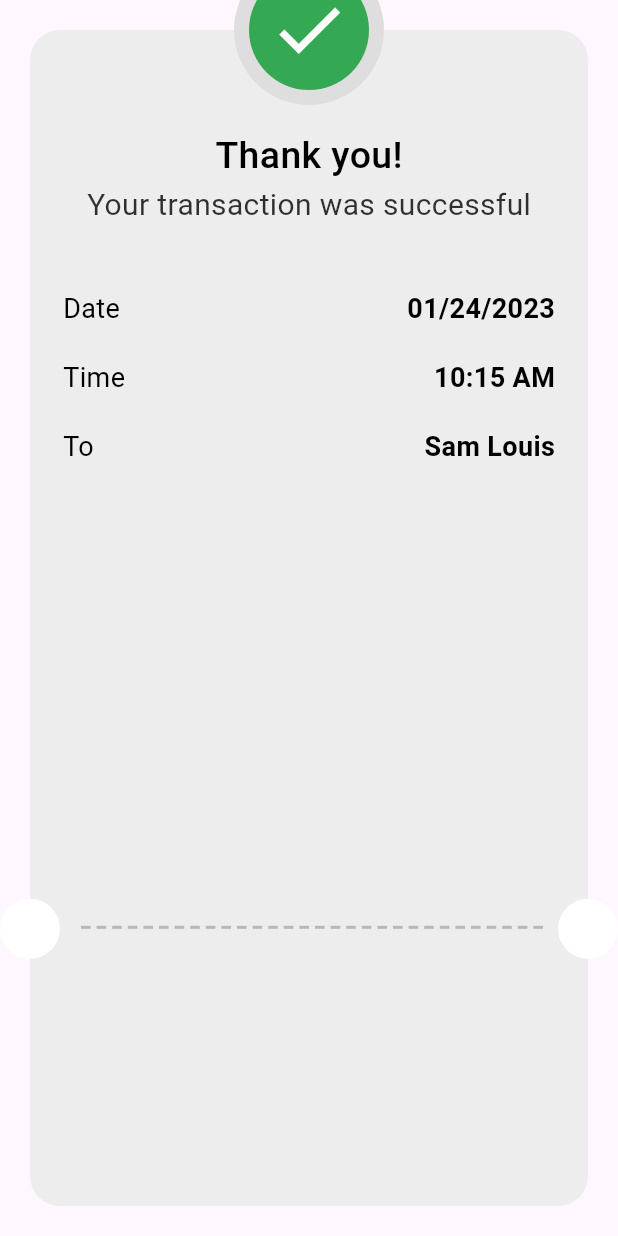
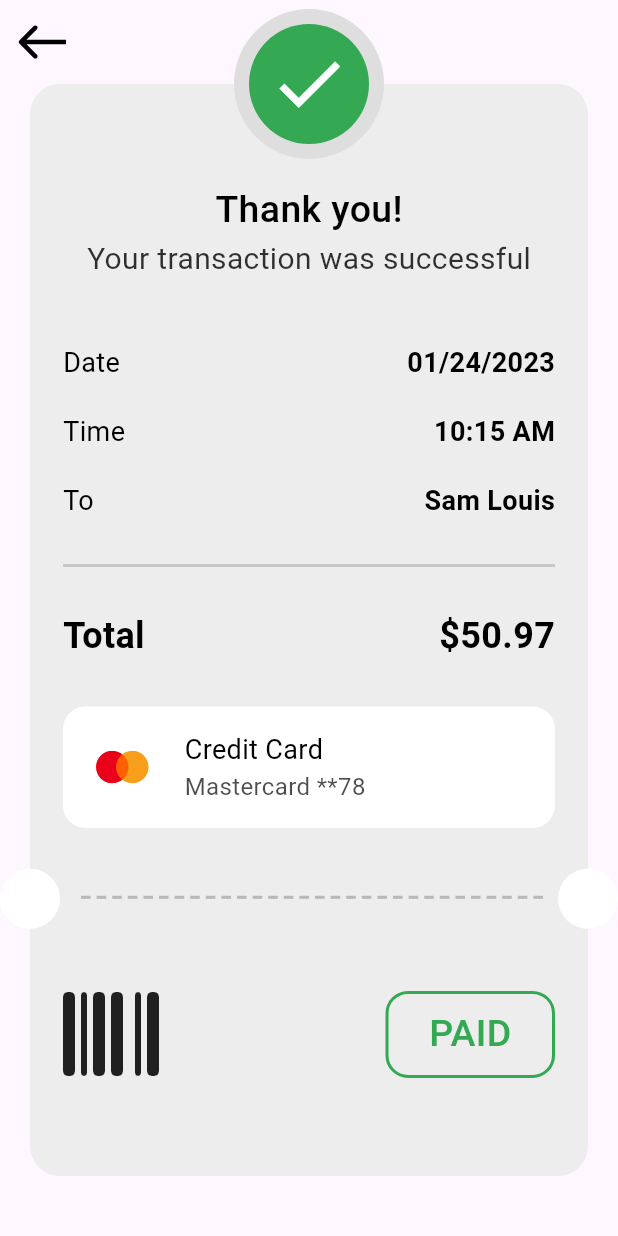
Before and after one commit to AmrMohamed97/checkout_payment, a Flutter app: the ThankYouView screen opened directly, on a phone screen of 412 x 824 dp. Run offline on Flutter 3.47's test engine with Material 3 defaults, Android fonts, the phone set to English and light mode, and no system bars; our stand-ins replace flutter_credit_card, flutter_svg, font_awesome_flutter.

Commit message:
finish ui

```diff
--- a/lib/features/checkout/presentation/view/thank_you_view.dart
+++ b/lib/features/checkout/presentation/view/thank_you_view.dart
@@ -1,3 +1,4 @@
+import 'package:checkout_app/features/checkout/presentation/view/widgets/custom_app_bar.dart';
 import 'package:checkout_app/features/checkout/presentation/view/widgets/thank_you_view_body.dart';
 import 'package:flutter/material.dart';
 
@@ -6,8 +7,10 @@ class ThankYouView extends StatelessWidget {
 
   @override
   Widget build(BuildContext context) {
-    return const Scaffold(
-      body: ThankYouViewBody(),
+    return Scaffold(
+      appBar: const CustomAppBar(),
+      body: Transform.translate(
+          offset: const Offset(0, -20), child:const  ThankYouViewBody()),
     );
   }
 }
--- /dev/null
+++ b/lib/features/checkout/presentation/view/widgets/card_info_widget.dart
@@ -0,0 +1,44 @@
+import 'package:checkout_app/core/utiles/styles.dart';
+import 'package:flutter/material.dart';
+import 'package:flutter_svg/flutter_svg.dart';
+
+class CardInfoWidget extends StatelessWidget {
+  const CardInfoWidget({
+    super.key,
+  });
+
+  @override
+  Widget build(BuildContext context) {
+    return Container(
+      padding: const EdgeInsets.symmetric(horizontal: 22, vertical: 16),
+      decoration: ShapeDecoration(
+        color: Colors.white,
+        shape: RoundedRectangleBorder(
+          borderRadius: BorderRadius.circular(15),
+        ),
+      ),
+      child: Row(
+        children: [
+          SvgPicture.asset('assets/images/logo.svg'),
+          const SizedBox(
+            width: 23,
+          ),
+          Column(
+            crossAxisAlignment: CrossAxisAlignment.start,
+            mainAxisAlignment: MainAxisAlignment.center,
+            children: [
+              const Text(
+                'Credit Card ',
+                style: Styles.styleRegular18,
+              ),
+              Text(
+                'Mastercard **78',
+                style: Styles.style16,
+              ),
+            ],
+          ),
+        ],
+      ),
+    );
+  }
+}
--- a/lib/features/checkout/presentation/view/widgets/custom_app_bar.dart
+++ b/lib/features/checkout/presentation/view/widgets/custom_app_bar.dart
@@ -4,24 +4,26 @@ import 'package:flutter_svg/flutter_svg.dart';
 
 class CustomAppBar extends StatelessWidget implements PreferredSizeWidget {
   const CustomAppBar({
-    super.key, required this.title,
+    super.key,
+    this.title,
   });
-  final String  title;
+  final String? title;
   @override
   Widget build(BuildContext context) {
     return AppBar(
+      backgroundColor: Colors.transparent,
       leading: SvgPicture.asset(
         'assets/images/arrowBack.svg',
         fit: BoxFit.scaleDown,
       ),
       centerTitle: true,
-      title:   Text(
-        title,
+      title: Text(
+        title ?? '',
         style: Styles.style25,
       ),
     );
   }
 
   @override
-   Size get preferredSize =>const Size.fromHeight(56);
+  Size get preferredSize => const Size.fromHeight(56);
 }
--- a/lib/features/checkout/presentation/view/widgets/my_cart_view_body.dart
+++ b/lib/features/checkout/presentation/view/widgets/my_cart_view_body.dart
@@ -1,6 +1,6 @@
 import 'package:checkout_app/core/widgets/custom_button.dart';
-import 'package:checkout_app/features/checkout/presentation/view/payment_details_view.dart';
-import 'package:checkout_app/features/checkout/presentation/view/widgets/cart_info_item.dart';
+ import 'package:checkout_app/features/checkout/presentation/view/widgets/cart_info_item.dart';
+import 'package:checkout_app/features/checkout/presentation/view/widgets/payment_method_list_view.dart';
 import 'package:checkout_app/features/checkout/presentation/view/widgets/total_price_widget.dart';
 import 'package:flutter/material.dart';
 
@@ -59,8 +59,12 @@ class MyCartViewBody extends StatelessWidget {
           ),
           CustomButton(
             onTap: () {
-              Navigator.of(context).push(MaterialPageRoute(
-                  builder: (context) => const PaymentDetailsView()));
+              // Navigator.of(context).push(MaterialPageRoute(
+              //     builder: (context) => const PaymentDetailsView()));
+              showModalBottomSheet(
+                context: context,
+                builder: (context) => const PaymentMethodBottomSheet(),
+              );
             },
             title: 'Complete Payment',
             borderRadius: BorderRadius.circular(14),
@@ -73,3 +77,28 @@ class MyCartViewBody extends StatelessWidget {
     );
   }
 }
+
+class PaymentMethodBottomSheet extends StatelessWidget {
+  const PaymentMethodBottomSheet({super.key});
+
+  @override
+  Widget build(BuildContext context) {
+    return Padding(
+      padding: const EdgeInsets.all(16.0),
+      child: Column(
+        mainAxisSize: MainAxisSize.min,
+        children: [
+          const SizedBox(
+            height: 16,
+          ),
+          const PaymentMethodListView(),
+          const SizedBox(
+            height: 16,
+          ),
+          CustomButton(
+              title: 'Continue', borderRadius: BorderRadius.circular(15)),
+        ],
+      ),
+    );
+  }
+}
--- /dev/null
+++ b/lib/features/checkout/presentation/view/widgets/payment_item_info.dart
@@ -0,0 +1,27 @@
+import 'package:checkout_app/core/utiles/styles.dart';
+import 'package:flutter/material.dart';
+
+class PaymentItemInfo extends StatelessWidget {
+  const PaymentItemInfo({
+    super.key,
+    required this.title,
+    required this.value,
+  });
+  final String title, value;
+  @override
+  Widget build(BuildContext context) {
+    return Row(
+      mainAxisAlignment: MainAxisAlignment.spaceBetween,
+      children: [
+        Text(
+          title,
+          style: Styles.styleRegular18,
+        ),
+        Text(
+          value,
+          style: Styles.stylesemiBold18,
+        ),
+      ],
+    );
+  }
+}
--- a/lib/features/checkout/presentation/view/widgets/thank_you_card.dart
+++ b/lib/features/checkout/presentation/view/widgets/thank_you_card.dart
@@ -1,5 +1,9 @@
 import 'package:checkout_app/core/utiles/styles.dart';
-import 'package:flutter/material.dart';
+import 'package:checkout_app/features/checkout/presentation/view/widgets/card_info_widget.dart';
+import 'package:checkout_app/features/checkout/presentation/view/widgets/payment_item_info.dart';
+import 'package:checkout_app/features/checkout/presentation/view/widgets/total_price_widget.dart';
+ import 'package:flutter/material.dart';
+ import 'package:font_awesome_flutter/font_awesome_flutter.dart';
 
 class ThankYouCard extends StatelessWidget {
   const ThankYouCard({
@@ -52,34 +56,52 @@ class ThankYouCard extends StatelessWidget {
               title: 'To',
               value: 'Sam Louis',
             ),
+            const Divider(
+              thickness: 2,
+              height: 60,
+              color: Color(0xffC7C7C7),
+            ),
+            const TotalPriceWidget(title: 'Total', value: r'$50.97'),
+            const SizedBox(
+              height: 30,
+            ),
+            const CardInfoWidget(),
+            const Spacer(),
+            Row(
+              mainAxisAlignment: MainAxisAlignment.spaceBetween,
+              children: [
+                const Icon(
+                  FontAwesomeIcons.barcode,
+                  size: 64,
+                ),
+                Container(
+                  width: 113,
+                  height: 58,
+                  decoration: ShapeDecoration(
+                    shape: RoundedRectangleBorder(
+                        borderRadius: BorderRadius.circular(15),
+                        side: const BorderSide(
+                          color: Color(0xff34A853),
+                          width: 2,
+                        )),
+                  ),
+                  child: Center(
+                    child: Text(
+                      'PAID',
+                      style: Styles.style25.copyWith(
+                        color: const Color(0xff34A853),
+                      ),
+                    ),
+                  ),
+                ),
+              ],
+            ),
+            SizedBox(
+              height: (MediaQuery.sizeOf(context).height * .2 + 20) / 2 - 30,
+            ),
           ],
         ),
       ),
     );
   }
 }
-
-class PaymentItemInfo extends StatelessWidget {
-  const PaymentItemInfo({
-    super.key,
-    required this.title,
-    required this.value,
-  });
-  final String title, value;
-  @override
-  Widget build(BuildContext context) {
-    return Row(
-      mainAxisAlignment: MainAxisAlignment.spaceBetween,
-      children: [
-        Text(
-          title,
-          style: Styles.styleRegular18,
-        ),
-        Text(
-          value,
-          style: Styles.stylesemiBold18,
-        ),
-      ],
-    );
-  }
-}
--- a/pubspec.yaml
+++ b/pubspec.yaml
@@ -33,6 +33,8 @@ dependencies:
     sdk: flutter
   flutter_credit_card: ^4.0.1
   flutter_svg: ^2.0.10+1
+  font_awesome_flutter: ^10.7.0
+  font_awesome_icon_class: ^0.0.6
 
 dev_dependencies:
   flutter_lints: ^3.0.0
```
Also changed, not shown: assets/images/logo.svg (added), pubspec.lock.
